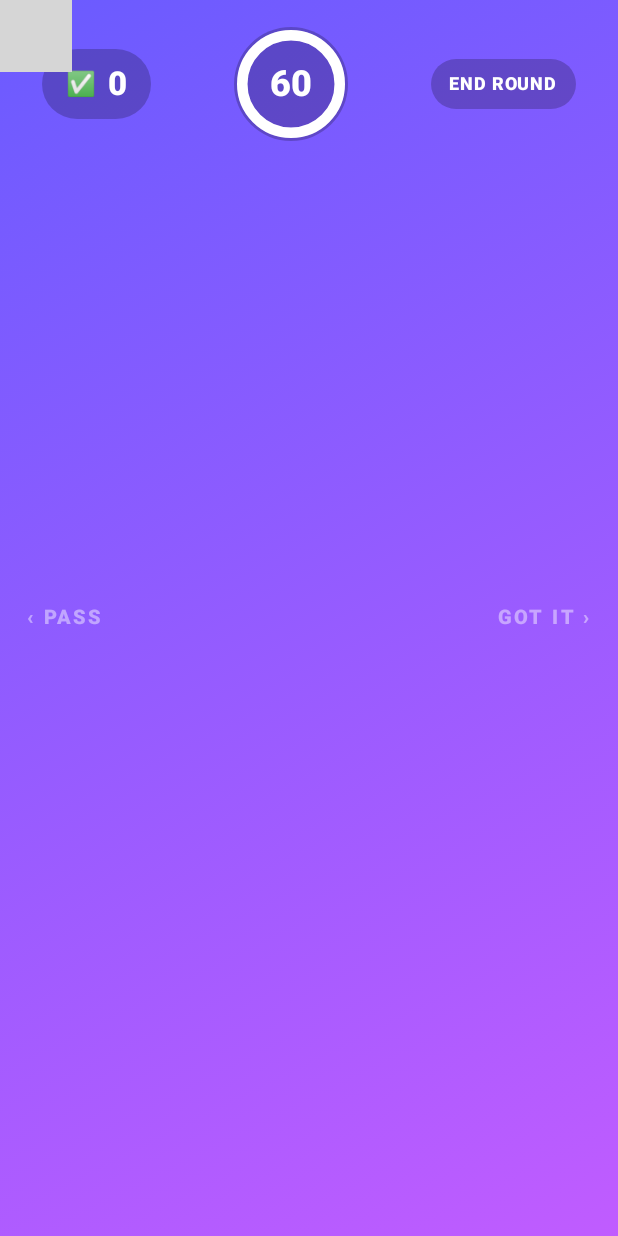
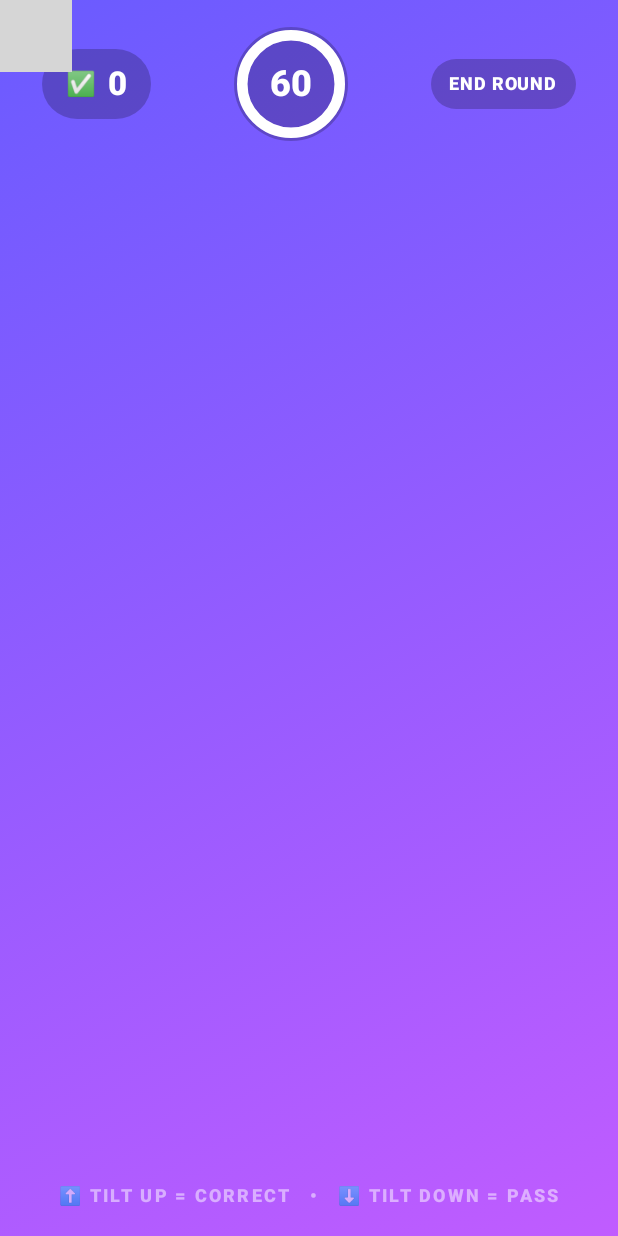
Before and after one commit to Mutisyaaa/sijui-charades-android, an Android app built with Jetpack Compose: the composable ForeheadPlayScreen shown on its own in the app's theme, on a phone screen of 412 x 824 dp. Run offline under Robolectric (Android 15) with nearby library versions, the phone set to English and light mode, and no system bars; pictures from the network do not load; 2 statements that could not run were skipped; grey boxes are pictures that could not be loaded.

Commit message:
v1.0.5: Pure tilt-only gameplay (removed tap zones and tilt toggle)

```diff
--- a/app/build.gradle.kts
+++ b/app/build.gradle.kts
@@ -20,8 +20,8 @@ android {
     applicationId = "com.sijui.charades"
     minSdk = 24
     targetSdk = 37
-    versionCode = 5
-    versionName = "1.0.4"
+    versionCode = 6
+    versionName = "1.0.5"
   }
 
   signingConfigs {
--- a/app/src/main/kotlin/com/sijui/charades/ui/charades/CharadesScreens.kt
+++ b/app/src/main/kotlin/com/sijui/charades/ui/charades/CharadesScreens.kt
@@ -120,7 +120,6 @@ fun CharadesRootScreen(
             onRefresh = viewModel::refreshDecks,
             onModeChange = viewModel::setMode,
             onRoundSecondsChange = viewModel::setRoundSeconds,
-            onToggleTilt = viewModel::toggleTiltEnabled,
             onTeamNamesChange = viewModel::setTeamNames,
             onSelectDeck = viewModel::startDeck,
         )
@@ -151,7 +150,6 @@ private fun DeckPickerScreen(
     onRefresh: () -> Unit,
     onModeChange: (CharadesMode) -> Unit,
     onRoundSecondsChange: (Int) -> Unit,
-    onToggleTilt: () -> Unit,
     onTeamNamesChange: (String, String) -> Unit,
     onSelectDeck: (CharadesDeck) -> Unit,
 ) {
@@ -211,13 +209,6 @@ private fun DeckPickerScreen(
                                 onClick = { onRoundSecondsChange(sec) },
                             )
                         }
-                        Spacer(Modifier.weight(1f))
-                        SjPill(
-                            text = if (state.tiltEnabled) "Tilt + Tap" else "Tap Only",
-                            background = if (state.tiltEnabled) Sj.GlassStrong else Sj.Gold.copy(alpha = 0.25f),
-                            contentColor = if (state.tiltEnabled) Sj.TextHi else Sj.Gold,
-                            onClick = onToggleTilt,
-                        )
                     }
                     AnimatedVisibility(
                         visible = state.mode == CharadesMode.TEAM_BATTLE,
@@ -430,10 +421,7 @@ private fun ForeheadPlayScreen(
     ForeheadModeEffect(lockLandscape = true, keepScreenOn = true, immersive = true)
 
     val context = LocalContext.current
-    DisposableEffect(context, state.tiltEnabled) {
-        if (!state.tiltEnabled) {
-            onDispose { }
-        } else {
+    DisposableEffect(context) {
         val detector = TiltDetector(context) { action ->
             when (action) {
                 TiltAction.CORRECT -> onCorrect()
@@ -442,7 +430,6 @@ private fun ForeheadPlayScreen(
         }
         detector.start()
         onDispose { detector.stop() }
-        }
     }
 
     val base = deckGradient(state.selectedDeck?.theme)
@@ -470,30 +457,6 @@ private fun ForeheadPlayScreen(
             .fillMaxSize()
             .background(Brush.linearGradient(listOf(top, bottom), Offset.Zero, Offset.Infinite)),
     ) {
-        // Tap fallback zones: left = pass, right = correct
-        Row(modifier = Modifier.fillMaxSize()) {
-            Box(
-                modifier = Modifier
-                    .weight(1f)
-                    .fillMaxHeight()
-                    .clickable(
-                        interactionSource = remember { MutableInteractionSource() },
-                        indication = null,
-                        onClick = onPass,
-                    ),
-            )
-            Box(
-                modifier = Modifier
-                    .weight(1f)
-                    .fillMaxHeight()
-                    .clickable(
-                        interactionSource = remember { MutableInteractionSource() },
-                        indication = null,
-                        onClick = onCorrect,
-                    ),
-            )
-        }
-
         // HUD
         Row(
             modifier = Modifier
@@ -571,26 +534,16 @@ private fun ForeheadPlayScreen(
             }
         }
 
-        // Edge hints
+        // Tilt-only hint at bottom
         Text(
-            "‹ PASS",
-            color = Color.White.copy(alpha = 0.45f),
+            "⬆️ TILT UP = CORRECT   •   ⬇️ TILT DOWN = PASS",
+            color = Color.White.copy(alpha = 0.5f),
             fontWeight = FontWeight.Black,
-            fontSize = 13.sp,
-            letterSpacing = 2.sp,
+            fontSize = 12.sp,
+            letterSpacing = 1.5.sp,
             modifier = Modifier
-                .align(Alignment.CenterStart)
-                .padding(start = 18.dp),
-        )
-        Text(
-            "GOT IT ›",
-            color = Color.White.copy(alpha = 0.45f),
-            fontWeight = FontWeight.Black,
-            fontSize = 13.sp,
-            letterSpacing = 2.sp,
-            modifier = Modifier
-                .align(Alignment.CenterEnd)
-                .padding(end = 18.dp),
+                .align(Alignment.BottomCenter)
+                .padding(bottom = 16.dp),
         )
     }
 }
```
Also changed, not shown: app/src/main/kotlin/com/sijui/charades/ui/charades/CharadesViewModel.kt (+0 -8 lines). Lines whose indentation alone changed are shown as unchanged.
